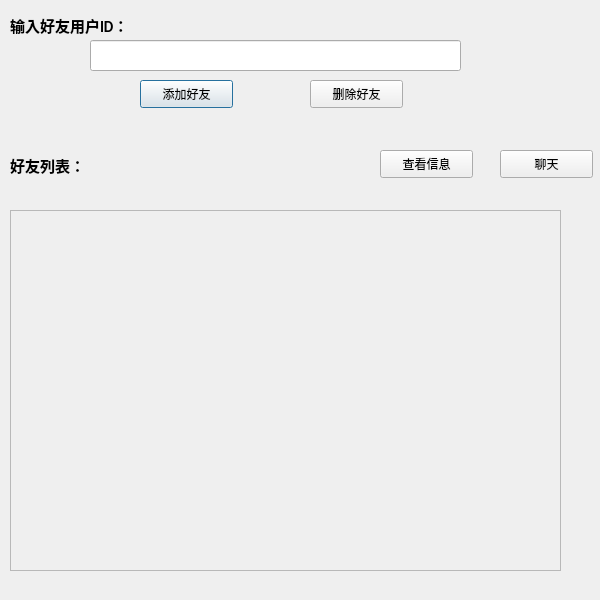
Old version of the form frienddialog.ui in the repository xiewenhui777/BJUT_Cloud_Music.
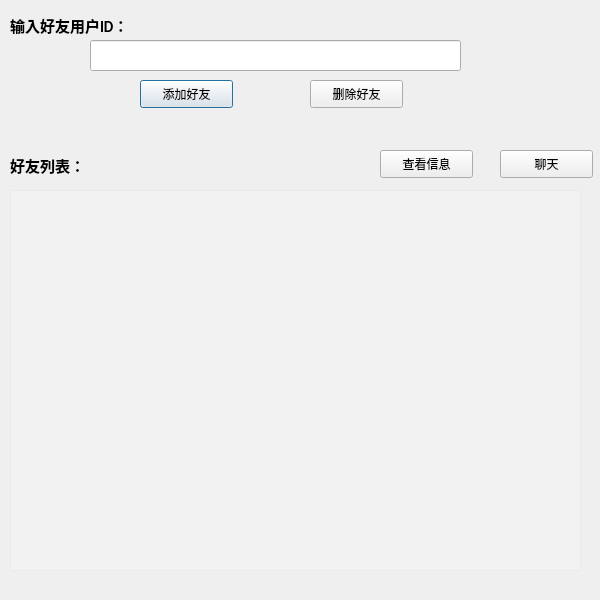
New version of the form. Custom widgets are drawn as their Qt base class.

```diff
--- a/frienddialog.ui
+++ b/frienddialog.ui
@@ -117,29 +117,56 @@
     <string>聊天</string>
    </property>
   </widget>
-  <widget class="QFrame" name="frame">
+  <widget class="MusicListWidget" name="friendlistWidget">
    <property name="geometry">
     <rect>
      <x>10</x>
-     <y>210</y>
-     <width>551</width>
-     <height>361</height>
+     <y>190</y>
+     <width>571</width>
+     <height>381</height>
     </rect>
    </property>
-   <property name="minimumSize">
-    <size>
-     <width>291</width>
-     <height>0</height>
-    </size>
+   <property name="font">
+    <font>
+     <weight>75</weight>
+     <bold>true</bold>
+    </font>
    </property>
-   <property name="frameShape">
-    <enum>QFrame::StyledPanel</enum>
+   <property name="styleSheet">
+    <string notr="true">color: rgb(255, 255, 255);
+background-color: rgba(255, 255, 255, 50);
+</string>
    </property>
-   <property name="frameShadow">
-    <enum>QFrame::Raised</enum>
+   <property name="horizontalScrollBarPolicy">
+    <enum>Qt::ScrollBarAlwaysOff</enum>
+   </property>
+   <property name="sizeAdjustPolicy">
+    <enum>QAbstractScrollArea::AdjustToContentsOnFirstShow</enum>
+   </property>
+   <property name="selectionMode">
+    <enum>QAbstractItemView::SingleSelection</enum>
+   </property>
+   <property name="isWrapping" stdset="0">
+    <bool>false</bool>
+   </property>
+   <property name="wordWrap">
+    <bool>false</bool>
+   </property>
+   <property name="selectionRectVisible">
+    <bool>false</bool>
+   </property>
+   <property name="sortingEnabled">
+    <bool>false</bool>
    </property>
   </widget>
  </widget>
+ <customwidgets>
+  <customwidget>
+   <class>MusicListWidget</class>
+   <extends>QListWidget</extends>
+   <header location="global">MusicListWidget.h</header>
+  </customwidget>
+ </customwidgets>
  <resources/>
  <connections/>
 </ui>
```
